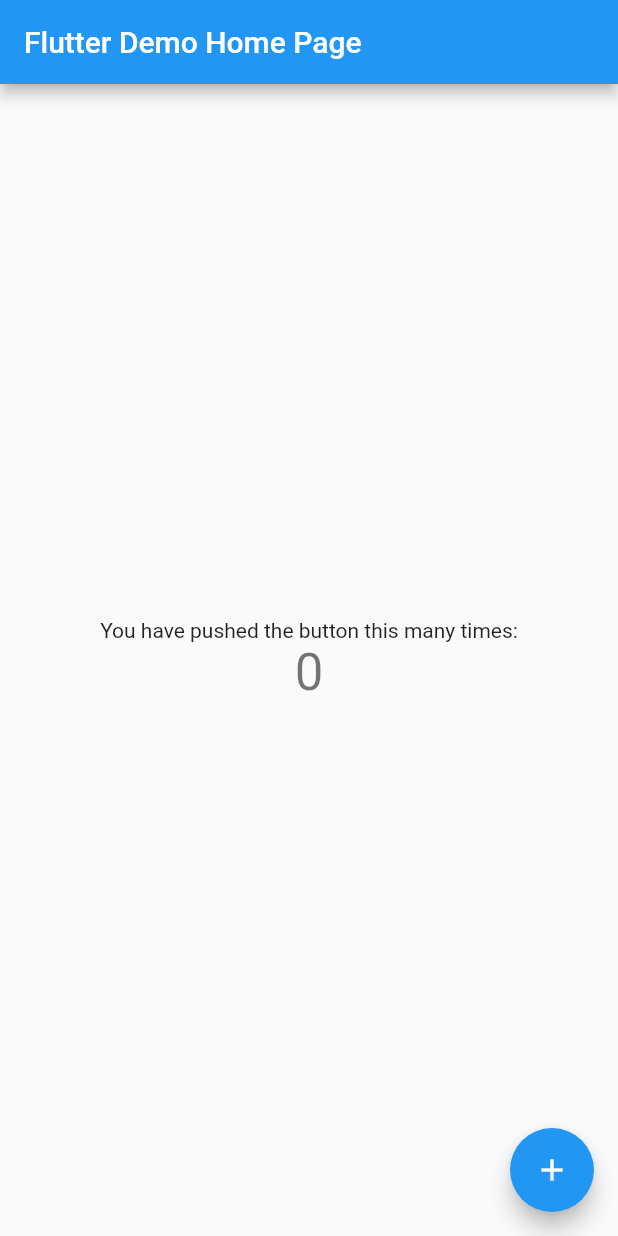
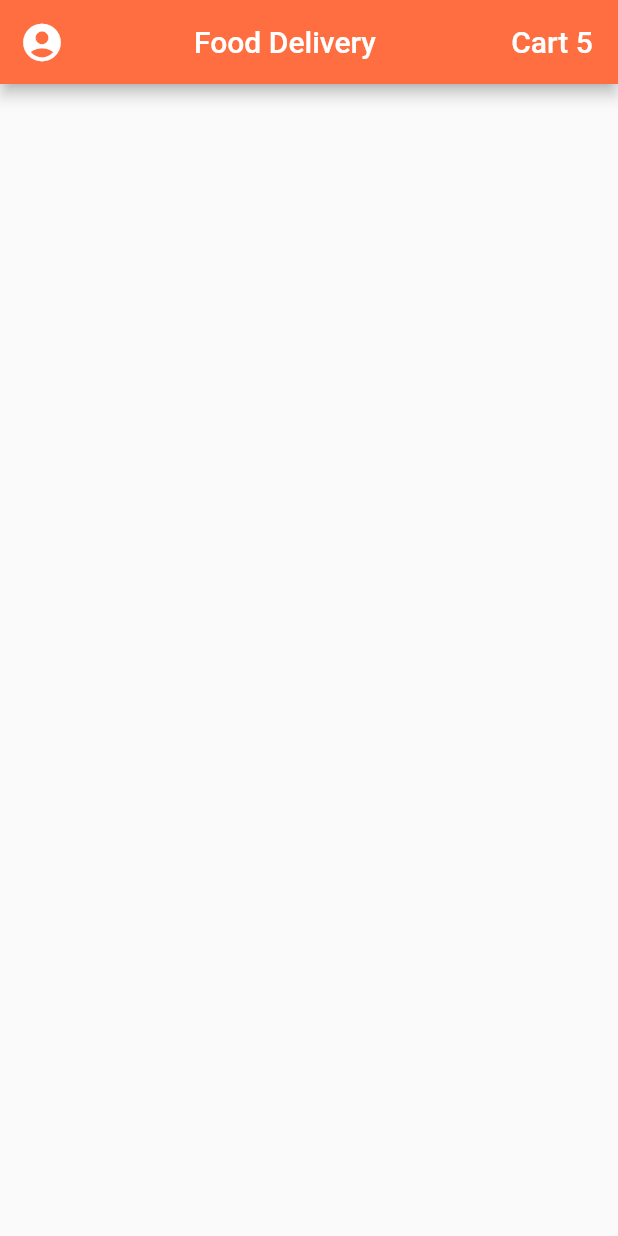
Before and after one commit to robinhooda/Food_Delivery_UI_Flutter, a Flutter app: the screen it shows after launch, on a phone screen of 412 x 824 dp. Run offline on Flutter 3.47's test engine with Material 2 defaults, Android fonts, the phone set to English and light mode, and no system bars; our stand-ins replace badges.

Commit message:
Added. HomeScreen appbar

```diff
--- a/lib/main.dart
+++ b/lib/main.dart
@@ -1,4 +1,5 @@
 import 'package:flutter/material.dart';
+import 'package:food_delivery_ui/screens/home_%20screen.dart';
 
 void main() {
   runApp(MyApp());
@@ -9,109 +10,13 @@ class MyApp extends StatelessWidget {
   @override
   Widget build(BuildContext context) {
     return MaterialApp(
-      title: 'Flutter Demo',
+      debugShowCheckedModeBanner: false,
+      title: 'Food Delivery App',
       theme: ThemeData(
-        // This is the theme of your application.
-        //
-        // Try running your application with "flutter run". You'll see the
-        // application has a blue toolbar. Then, without quitting the app, try
-        // changing the primarySwatch below to Colors.green and then invoke
-        // "hot reload" (press "r" in the console where you ran "flutter run",
-        // or simply save your changes to "hot reload" in a Flutter IDE).
-        // Notice that the counter didn't reset back to zero; the application
-        // is not restarted.
-        primarySwatch: Colors.blue,
-        // This makes the visual density adapt to the platform that you run
-        // the app on. For desktop platforms, the controls will be smaller and
-        // closer together (more dense) than on mobile platforms.
-        visualDensity: VisualDensity.adaptivePlatformDensity,
+        scaffoldBackgroundColor: Colors.grey[50],
+        primaryColor: Colors.deepOrangeAccent
       ),
-      home: MyHomePage(title: 'Flutter Demo Home Page'),
+      home: HomeScreen(),
     );
   }
 }
-
-class MyHomePage extends StatefulWidget {
-  MyHomePage({Key key, this.title}) : super(key: key);
-
-  // This widget is the home page of your application. It is stateful, meaning
-  // that it has a State object (defined below) that contains fields that affect
-  // how it looks.
-
-  // This class is the configuration for the state. It holds the values (in this
-  // case the title) provided by the parent (in this case the App widget) and
-  // used by the build method of the State. Fields in a Widget subclass are
-  // always marked "final".
-
-  final String title;
-
-  @override
-  _MyHomePageState createState() => _MyHomePageState();
-}
-
-class _MyHomePageState extends State<MyHomePage> {
-  int _counter = 0;
-
-  void _incrementCounter() {
-    setState(() {
-      // This call to setState tells the Flutter framework that something has
-      // changed in this State, which causes it to rerun the build method below
-      // so that the display can reflect the updated values. If we changed
-      // _counter without calling setState(), then the build method would not be
-      // called again, and so nothing would appear to happen.
-      _counter++;
-    });
-  }
-
-  @override
-  Widget build(BuildContext context) {
-    // This method is rerun every time setState is called, for instance as done
-    // by the _incrementCounter method above.
-    //
-    // The Flutter framework has been optimized to make rerunning build methods
-    // fast, so that you can just rebuild anything that needs updating rather
-    // than having to individually change instances of widgets.
-    return Scaffold(
-      appBar: AppBar(
-        // Here we take the value from the MyHomePage object that was created by
-        // the App.build method, and use it to set our appbar title.
-        title: Text(widget.title),
-      ),
-      body: Center(
-        // Center is a layout widget. It takes a single child and positions it
-        // in the middle of the parent.
-        child: Column(
-          // Column is also a layout widget. It takes a list of children and
-          // arranges them vertically. By default, it sizes itself to fit its
-          // children horizontally, and tries to be as tall as its parent.
-          //
-          // Invoke "debug painting" (press "p" in the console, choose the
-          // "Toggle Debug Paint" action from the Flutter Inspector in Android
-          // Studio, or the "Toggle Debug Paint" command in Visual Studio Code)
-          // to see the wireframe for each widget.
-          //
-          // Column has various properties to control how it sizes itself and
-          // how it positions its children. Here we use mainAxisAlignment to
-          // center the children vertically; the main axis here is the vertical
-          // axis because Columns are vertical (the cross axis would be
-          // horizontal).
-          mainAxisAlignment: MainAxisAlignment.center,
-          children: <Widget>[
-            Text(
-              'You have pushed the button this many times:',
-            ),
-            Text(
-              '$_counter',
-              style: Theme.of(context).textTheme.headline4,
-            ),
-          ],
-        ),
-      ),
-      floatingActionButton: FloatingActionButton(
-        onPressed: _incrementCounter,
-        tooltip: 'Increment',
-        child: Icon(Icons.add),
-      ), // This trailing comma makes auto-formatting nicer for build methods.
-    );
-  }
-}
--- /dev/null
+++ b/lib/screens/home_ screen.dart
@@ -0,0 +1,46 @@
+import 'package:flutter/material.dart';
+import 'package:food_delivery_ui/data/data.dart';
+import 'package:badges/badges.dart';
+
+class HomeScreen extends StatefulWidget {
+  @override
+  _HomeScreenState createState() => _HomeScreenState();
+}
+
+class _HomeScreenState extends State<HomeScreen> {
+  @override
+  Widget build(BuildContext context) {
+    return Scaffold(
+      appBar: AppBar(
+        leading: IconButton(
+          icon: Icon(
+            Icons.account_circle,
+            color: Colors.white,
+          ),
+          iconSize: 30.0,
+          onPressed: () {},
+        ),
+        title: Center(child: Text('Food Delivery')),
+        actions: <Widget>[
+          FlatButton(
+              onPressed: () {},
+              child: Text(
+                'Cart ${currentUser.cart.length}',
+                style: TextStyle(
+                  color: Colors.white,
+                  fontSize: 20.0
+                ),))
+          // For using badge icon
+          // Padding(
+          //   padding: const EdgeInsets.only(right: 8,top: 8),
+          //   child: Badge(
+          //     // position: BadgePosition.bottomEnd(),
+          //     badgeContent: Text('3'),
+          //     child: Icon(Icons.shopping_cart),
+          //   ),
+          // )
+        ],
+      ),
+    );
+  }
+}
--- a/pubspec.yaml
+++ b/pubspec.yaml
@@ -28,6 +28,7 @@ dependencies:
   # The following adds the Cupertino Icons font to your application.
   # Use with the CupertinoIcons class for iOS style icons.
   cupertino_icons: ^1.0.0
+  badges: ^1.1.6
 
 dev_dependencies:
   flutter_test:
```
Also changed, not shown: pubspec.lock.
